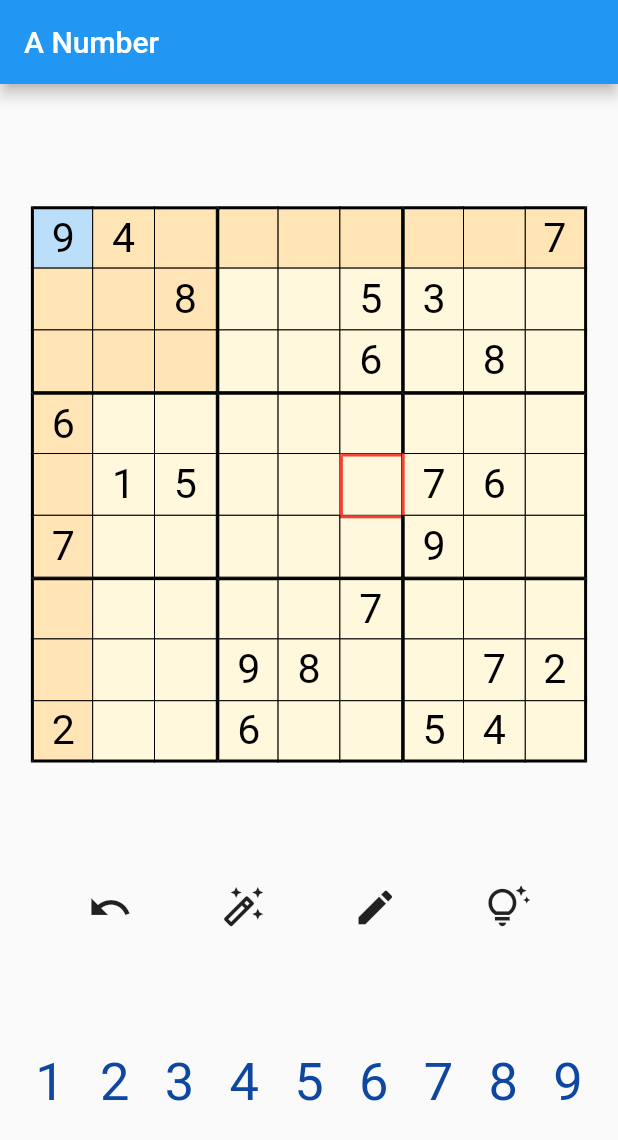
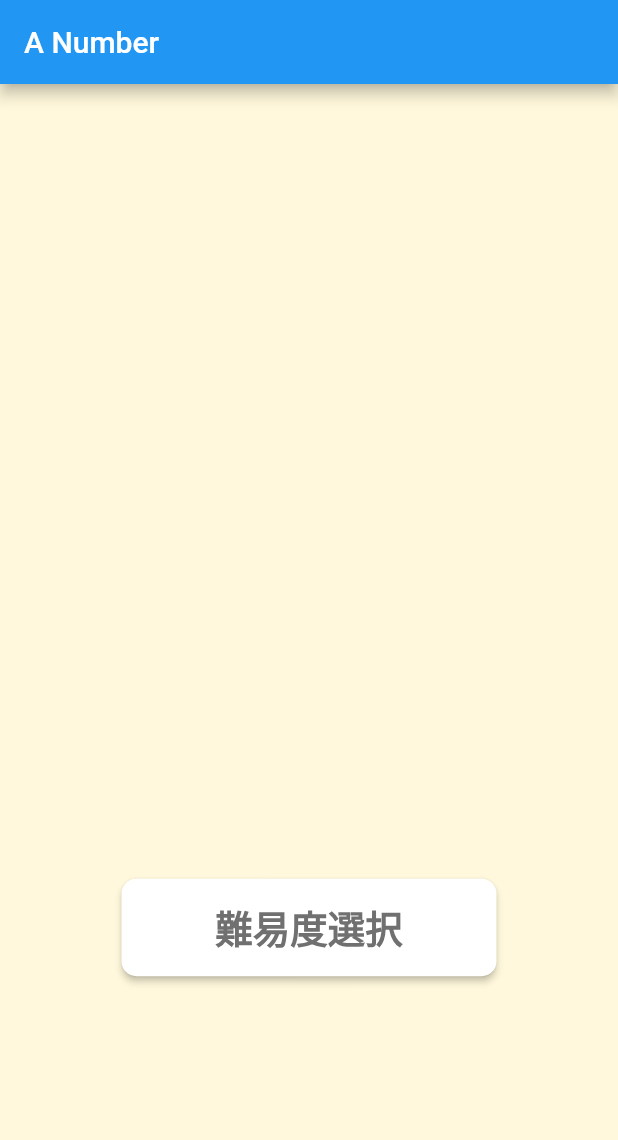
Before and after one commit to hoshiimai/anumber, a Flutter app: the screen it shows after launch, on a phone screen of 412 x 824 dp. Shown: the top 1140 px of the screen. Run offline on Flutter 3.47's test engine with Material 2 defaults, Android fonts, the phone set to English and light mode, and no system bars; Roboto replaces fonts that are missing (Yu Gothic).

Commit message:
20221127

```diff
--- a/lib/components/cell.dart
+++ b/lib/components/cell.dart
@@ -1,3 +1,15 @@
+/*
+****************************************
+機能：・数字、マスの描画
+　　　・色の設定
+IN：盤面の数字、grid.dartの判定結果
+OUI：・問題の数字(描画)
+     ・盤面の枠線
+     ・マスの塗りつぶし
+----------------------------------------
+履歴：
+****************************************
+*/
 import 'package:flutter/material.dart';
 
 class Cell extends StatelessWidget {
@@ -8,34 +20,34 @@ class Cell extends StatelessWidget {
     required this.y,
     required this.onTap,
     required this.inputNum,
-    // required this.candidate,
     required this.isSelected,
     required this.isSameLine,
+    required this.isEdit,
     required this.isBlock1,
     required this.isBlock2,
     required this.isBlock3,
     required this.isBlock4,
-    required this.isSpecified,
-    required this.isSpecified_right,
-    required this.isSpecified_top,
-    required this.isSpecified_bottom,
+    required this.isLeft,
+    required this.isRight,
+    required this.isTop,
+    required this.isBottom,
   });
   final int number;
   final int x;
   final int y;
   final Function() onTap;
   final bool inputNum;
-  // final int candidate;
   final bool isSelected;
   final bool isSameLine;
+  final bool isEdit;
   final bool isBlock1;
   final bool isBlock2;
   final bool isBlock3;
   final bool isBlock4;
-  final bool isSpecified;
-  final bool isSpecified_right;
-  final bool isSpecified_top;
-  final bool isSpecified_bottom;
+  final bool isLeft;
+  final bool isRight;
+  final bool isTop;
+  final bool isBottom;
 
   @override
   Widget build(BuildContext context) {
@@ -44,52 +56,57 @@ class Cell extends StatelessWidget {
     return GestureDetector(
       onTap: onTap,
       child: SizedBox(
+        // 盤面のサイズ(人マスのサイズを指定)
         width: (screenSize.width)/10,
         height: (screenSize.width)/10,
+
         child: Container(
           decoration: BoxDecoration(
+            // 盤面の色設定
             color
-                // :isSpecified
-                // ? Colors.blue[900]
-                : isSelected
+                : isSelected // 選択マスかどうか
                 ? Colors.blue[100]
-                : isBlock1
+                : isBlock1 // 選択マスの領域(ブロック)かどうか
                 ? const Color(0xffffe4b5)
-                : isBlock2
+                : isBlock2 // 選択マスの領域(ブロック)かどうか
                 ? const Color(0xffffe4b5)
-                : isBlock3
+                : isBlock3 // 選択マスの領域(ブロック)かどうか
                 ? const Color(0xffffe4b5)
-                : isBlock4
+                : isBlock4 // 選択マスの領域(ブロック)かどうか
                 ? const Color(0xffffe4b5)
-                : isSameLine
+                : isSameLine // 選択マスの領域(行列)かどうか
                 ? const Color(0xffffe4b5)
-                : const Color(0xfffff8dc),
+                : const Color(0xfffff8dc), // 標準の色
+
+            // 盤面の枠線描画
             border: Border(
               left: BorderSide(
-                color: isSpecified ? Colors.red : Colors.black,
-                width: (x % 3 == 0 || isSpecified) ? 2 : 0,
+                color: isLeft ? Colors.red : Colors.black,
+                width: (x % 3 == 0 || isLeft) ? 2 : 0,
               ),
               right: BorderSide(
-                color: isSpecified_right ? Colors.red : Colors.black,
-                width: (x == 8 || isSpecified_right) ? 2 : 0,
+                color: isRight ? Colors.red : Colors.black,
+                width: (x == 8 || isRight) ? 2 : 0,
               ),
               top: BorderSide(
-                color: isSpecified_top ? Colors.red : Colors.black,
-                width: (y % 3 == 0 || isSpecified_top) ? 2 : 0,
+                color: isTop ? Colors.red : Colors.black,
+                width: (y % 3 == 0 || isTop) ? 2 : 0,
               ),
               bottom: BorderSide(
-                color: isSpecified_bottom ? Colors.red : Colors.black,
-                width: (y == 8 || isSpecified_bottom) ? 2 : 0,
+                color: isBottom ? Colors.red : Colors.black,
+                width: (y == 8 || isBottom) ? 2 : 0,
               ),
             ),
           ),
+
+          // 表示する数字を描画
           child: Center(
             child: Text(
-              number == 0 ? '' : number.toString(),
+              // 空のマスには0が設定されるため、0の時は消す、それ以外は描画
+              number == 0 || (isEdit && inputNum)? '' : number.toString(),
               style: TextStyle(
+                // 問題の数字か、入力された数字かで色分け
                 color: inputNum ? Colors.blue[900] : Colors.black,
-                // fontWeight: FontWeight.bold,
-                // fontSize: number == 9 ? (screenSize.width)*1/45 : (screenSize.width)*3/50
                 fontSize: (screenSize.width)*3/45
               ),
             ),
--- a/lib/components/grid.dart
+++ b/lib/components/grid.dart
@@ -1,26 +1,37 @@
+/*
+****************************************
+機能：問題のリストを左上から順番に処理する
+IN：問題、選択マス
+OUI：・問題の数字
+     ・入力された数字かどうかの判定結果
+　　 ・領域の判定結果
+     ・指定マスの判定結果
+     ・問題のリストx,yの座標
+　　 ・候補判定フラグ
+----------------------------------------
+履歴：
+****************************************
+*/
 import 'package:flutter/material.dart';
 import 'package:anumber/components/cell.dart';
 
-import '../sudoku.dart';
 
 class SudokuGrid extends StatelessWidget {
   const SudokuGrid({
     super.key,
     required this.data,
     required this.init,
-    // required this.candidate,
-    required this.tmp,
     required this.onTap,
     required this.selectedX,
     required this.selectedY,
+    required this.isEdit,
   });
   final List<List<int>> data;
   final List<List<int>> init;
-  // final List<List<int>> candidate;
-  final List<List<int>> tmp;
   final Function(int x, int y) onTap;
   final int selectedX;
   final int selectedY;
+  final bool isEdit;
   static int blockX1 = 0;
   static int blockY1 = 0;
   static int blockX2 = 0;
@@ -38,31 +49,32 @@ class SudokuGrid extends StatelessWidget {
     return Column(
       children: [
         for (final MapEntry<int, List<int>> r in data.asMap().entries)
-        // for (final MapEntry<int, List<int>> r in tmp.asMap().entries)
           Row(
             mainAxisAlignment: MainAxisAlignment.center,
             children: [
               for (final MapEntry<int, int> c in r.value.asMap().entries)
-                // for (final MapEntry<int, int> c in r.value.asMap().entries)
                 Cell(
-                  inputNum: init[r.key][c.key] == 0,
-                  number: c.value,
-                  // candidate: d.value,
-                  isSelected: selectedX == c.key && selectedY == r.key,
-                  isSameLine: selectedX == c.key || selectedY == r.key,
+                  number: c.value,  // 数字
+                  inputNum: init[r.key][c.key] == 0,  // 入力された数字かどうか判定
+                  isSelected: selectedX == c.key && selectedY == r.key,  // 選択マス判定
+                  isSameLine: selectedX == c.key || selectedY == r.key,  // 選択マスの行列判定
+
+                  // 選択マスの領域(ブロック)のマス判定
                   isBlock1: Block[blockX1] == c.key && Block[blockY1] == r.key,
                   isBlock2: Block[blockX2] == c.key && Block[blockY2] == r.key,
                   isBlock3: Block[blockX3] == c.key && Block[blockY3] == r.key,
                   isBlock4: Block[blockX4] == c.key && Block[blockY4] == r.key,
-                  // isSpecified: (8 == c.key && 8 == r.key) || (8 == c.key && 8 == r.key),
-                  // isSpecified_top: (8 == c.key && 8 == r.key) || (8 == c.key && 9 == r.key),
-                  isSpecified: (5 == c.key && 4 == r.key) || (6 == c.key && 4 == r.key),
-                  isSpecified_top: (5 == c.key && 4 == r.key) || (5 == c.key && 5 == r.key),
-                  isSpecified_right: 9 == c.key && 9 == r.key,
-                  isSpecified_bottom: 9 == c.key && 9 == r.key,
+
+                  // 指定マスの枠判定
+                  isLeft: (5 == c.key && 4 == r.key) || (6 == c.key && 4 == r.key),
+                  isRight: 9 == c.key && 9 == r.key,
+                  isTop: (5 == c.key && 4 == r.key) || (5 == c.key && 5 == r.key),
+                  isBottom: 9 == c.key && 9 == r.key,
+
                   x: c.key,
                   y: r.key,
                   onTap: () => onTap(c.key, r.key),
+                  isEdit: isEdit,
                 ),
             ],
           ),
@@ -71,7 +83,7 @@ class SudokuGrid extends StatelessWidget {
   }
 
 
-
+  // 選択マスの領域(ブロック)の内、該当する行と列以外のマスの座標を抽出する
   Map<int, dynamic> findBlock() {
     if ((selectedX == 0 || selectedX == 3 || selectedX == 6) &&
         (selectedY == 0 || selectedY == 3 || selectedY == 6)) { // A
--- a/lib/components/numbers.dart
+++ b/lib/components/numbers.dart
@@ -1,3 +1,12 @@
+/*
+****************************************
+機能：アイコンボタン押下時にイベント発火
+IN：ボタン押下アクション
+OUI：入力マスに0を入れる
+----------------------------------------
+履歴：
+****************************************
+*/
 import 'package:flutter/material.dart';
 
 class ControlButton extends StatelessWidget {
@@ -35,6 +44,17 @@ class ControlButton extends StatelessWidget {
   }
 }
 
+
+/*
+***********************************************************
+機能：数字ボタン押下時にイベント発火
+　　　・候補入力ボタン押下時は、数字ボタンの状態を変化させる
+IN：ボタン押下アクション、候補入力フラグ
+OUI：入力マスに選択した数字を数字を入れる
+-----------------------------------------------------------
+履歴：
+***********************************************************
+*/
 class Numbers extends StatelessWidget {
   Numbers({
     super.key,
--- /dev/null
+++ b/lib/home.dart
@@ -0,0 +1,115 @@
+/*
+****************************************
+機能：アプリ起動時の最初の画面
+　　　・難易度選択ボタン → ページ遷移
+OUI：playGame.dartに遷移
+----------------------------------------
+履歴：
+****************************************
+*/
+import 'package:anumber/playGame.dart';
+import 'package:flutter/cupertino.dart';
+import 'package:flutter/material.dart';
+class Home extends StatefulWidget {
+  const Home({Key? key}) : super(key: key);
+
+  @override
+  // ignore: library_private_types_in_public_api
+  _SudokuState createState() => _SudokuState();
+}
+
+class _SudokuState extends State<Home> {
+
+  @override
+  Widget build(BuildContext context) {
+    return Scaffold(
+      backgroundColor: const Color(0xfffff8dc),
+      body: SafeArea(
+        child: Center(
+          child: Column(
+            mainAxisAlignment: MainAxisAlignment.spaceAround,
+            children: [
+              Container(
+                width: 10,
+                height: 10,
+                color: const Color(0xfffff8dc),
+              ),
+              // Image(
+              //   width: 335,
+              //   image: AssetImage('images/main01.png'),
+              // ),
+              SizedBox(
+                width: 250,
+                height: 65,
+                child: ElevatedButton(
+                  style: ElevatedButton.styleFrom(
+                    backgroundColor: Colors.white,
+                    shape: RoundedRectangleBorder(
+                    borderRadius: BorderRadius.circular(10.0),
+                    ),
+                  ),
+                  onPressed: () {
+                    showCupertinoModalPopup<void>(
+                      context: context,
+                      builder: (BuildContext context) => CupertinoActionSheet(
+                        title: const Text('難易度選択'),
+                        // message: const Text('Message'),
+                        actions: <CupertinoActionSheetAction>[
+                          CupertinoActionSheetAction(
+                            child: const Text('初級',
+                              style: TextStyle(color: Colors.blue)),
+                            onPressed: () {
+                              Navigator.push(
+                                context,
+                                MaterialPageRoute(
+                                  builder: (context) => const Sudoku(),
+                                ),
+                              );
+                            },
+                          ),
+                          CupertinoActionSheetAction(
+                            child: const Text('中級',
+                              style: TextStyle(color: Colors.blue)),
+                            onPressed: () {
+                              Navigator.push(
+                                context,
+                                MaterialPageRoute(
+                                  builder: (context) => const Sudoku(),
+                                ),
+                              );
+                            },
+                          ),
+                          CupertinoActionSheetAction(
+                            child: const Text('上級',
+                              style: TextStyle(color: Colors.blue)),
+                            onPressed: () {
+                              Navigator.push(
+                                context,
+                                MaterialPageRoute(
+                                  builder: (context) => const Sudoku(),
+                                ),
+                              );
+                            },
+                          ),
+                        ],
+                      ),
+                    );
+                  },
+                  child: const Text(
+                    '難易度選択',
+                    style: TextStyle(
+                      fontFamily: 'Yu Gothic',
+                      fontSize: 25,
+                      color: Color(0xff707070),
+                      fontWeight: FontWeight.w700,
+                    ),
+                  ),
+                ),
+              )
+            ],
+          ),
+        ),
+      ),
+    );
+  }
+}
--- a/lib/main.dart
+++ b/lib/main.dart
@@ -1,5 +1,13 @@
+/*
+****************************************
+機能：アプリ起動時の画面
+OUI：home.dart
+----------------------------------------
+履歴：
+****************************************
+*/
 import 'package:flutter/material.dart';
-import 'package:anumber/sudoku.dart';
+import 'home.dart';
 
 void main() {
   runApp(MyApp());
@@ -26,7 +34,7 @@ class MyHomePage extends StatelessWidget {
       appBar: AppBar(
         title: const Text('A Number'),
       ),
-      body: Sudoku(),
+      body: const Home(),
     );
   }
 }
--- a/lib/sudoku.dart
+++ /dev/null
@@ -1,110 +0,0 @@
-import 'package:flutter/material.dart';
-import 'package:anumber/components/grid.dart';
-import 'package:anumber/components/numbers.dart';
-
-class Sudoku extends StatefulWidget {
-  const Sudoku({Key? key}) : super(key: key);
-
-  @override
-  // ignore: library_private_types_in_public_api
-  _SudokuState createState() => _SudokuState();
-}
-class _SudokuState extends State<Sudoku> {
-  List<List<int>> init = [
-    [9,4,0,0,0,0,0,0,7],
-    [0,0,8,0,0,5,3,0,0],
-    [0,0,0,0,0,6,0,8,0],
-    [6,0,0,0,0,0,0,0,0],
-    [0,1,5,0,0,0,7,6,0],
-    [7,0,0,0,0,0,9,0,0],
-    [0,0,0,0,0,7,0,0,0],
-    [0,0,0,9,8,0,0,7,2],
-    [2,0,0,6,0,0,5,4,0]
-  ];
-
-  List<List<int>> data = [
-    [9,4,0,0,0,0,0,0,7],
-    [0,0,8,0,0,5,3,0,0],
-    [0,0,0,0,0,6,0,8,0],
-    [6,0,0,0,0,0,0,0,0],
-    [0,1,5,0,0,0,7,6,0],
-    [7,0,0,0,0,0,9,0,0],
-    [0,0,0,0,0,7,0,0,0],
-    [0,0,0,9,8,0,0,7,2],
-    [2,0,0,6,0,0,5,4,0]
-  ];
-
-  List<List<List<List<int>>>> tmp1  = [
-    [[[1, 2, 3],[4, 5, 6],[7, 8, 9]], [[1, 2, 3],[4, 5, 6],[7, 8, 9]], [[1, 2, 3],[4, 5, 6],[7, 8, 9]], [[1, 2, 3],[4, 5, 6],[7, 8, 9]], [[1, 2, 3],[4, 5, 6],[7, 8, 9]], [[1, 2, 3],[4, 5, 6],[7, 8, 9]], [[1, 2, 3],[4, 5, 6],[7, 8, 9]], [[1, 2, 3],[4, 5, 6],[7, 8, 9]], [[1, 2, 3],[4, 5, 6],[7, 8, 9]]],
-    [[[1, 2, 3],[4, 5, 6],[7, 8, 9]], [[1, 2, 3],[4, 5, 6],[7, 8, 9]], [[1, 2, 3],[4, 5, 6],[7, 8, 9]], [[1, 2, 3],[4, 5, 6],[7, 8, 9]], [[1, 2, 3],[4, 5, 6],[7, 8, 9]], [[1, 2, 3],[4, 5, 6],[7, 8, 9]], [[1, 2, 3],[4, 5, 6],[7, 8, 9]], [[1, 2, 3],[4, 5, 6],[7, 8, 9]], [[1, 2, 3],[4, 5, 6],[7, 8, 9]]],
-    [[[1, 2, 3],[4, 5, 6],[7, 8, 9]], [[1, 2, 3],[4, 5, 6],[7, 8, 9]], [[1, 2, 3],[4, 5, 6],[7, 8, 9]], [[1, 2, 3],[4, 5, 6],[7, 8, 9]], [[1, 2, 3],[4, 5, 6],[7, 8, 9]], [[1, 2, 3],[4, 5, 6],[7, 8, 9]], [[1, 2, 3],[4, 5, 6],[7, 8, 9]], [[1, 2, 3],[4, 5, 6],[7, 8, 9]], [[1, 2, 3],[4, 5, 6],[7, 8, 9]]],
-    [[[1, 2, 3],[4, 5, 6],[7, 8, 9]], [[1, 2, 3],[4, 5, 6],[7, 8, 9]], [[1, 2, 3],[4, 5, 6],[7, 8, 9]], [[1, 2, 3],[4, 5, 6],[7, 8, 9]], [[1, 2, 3],[4, 5, 6],[7, 8, 9]], [[1, 2, 3],[4, 5, 6],[7, 8, 9]], [[1, 2, 3],[4, 5, 6],[7, 8, 9]], [[1, 2, 3],[4, 5, 6],[7, 8, 9]], [[1, 2, 3],[4, 5, 6],[7, 8, 9]]],
-    [[[1, 2, 3],[4, 5, 6],[7, 8, 9]], [[1, 2, 3],[4, 5, 6],[7, 8, 9]], [[1, 2, 3],[4, 5, 6],[7, 8, 9]], [[1, 2, 3],[4, 5, 6],[7, 8, 9]], [[1, 2, 3],[4, 5, 6],[7, 8, 9]], [[1, 2, 3],[4, 5, 6],[7, 8, 9]], [[1, 2, 3],[4, 5, 6],[7, 8, 9]], [[1, 2, 3],[4, 5, 6],[7, 8, 9]], [[1, 2, 3],[4, 5, 6],[7, 8, 9]]],
-    [[[1, 2, 3],[4, 5, 6],[7, 8, 9]], [[1, 2, 3],[4, 5, 6],[7, 8, 9]], [[1, 2, 3],[4, 5, 6],[7, 8, 9]], [[1, 2, 3],[4, 5, 6],[7, 8, 9]], [[1, 2, 3],[4, 5, 6],[7, 8, 9]], [[1, 2, 3],[4, 5, 6],[7, 8, 9]], [[1, 2, 3],[4, 5, 6],[7, 8, 9]], [[1, 2, 3],[4, 5, 6],[7, 8, 9]], [[1, 2, 3],[4, 5, 6],[7, 8, 9]]],
-    [[[1, 2, 3],[4, 5, 6],[7, 8, 9]], [[1, 2, 3],[4, 5, 6],[7, 8, 9]], [[1, 2, 3],[4, 5, 6],[7, 8, 9]], [[1, 2, 3],[4, 5, 6],[7, 8, 9]], [[1, 2, 3],[4, 5, 6],[7, 8, 9]], [[1, 2, 3],[4, 5, 6],[7, 8, 9]], [[1, 2, 3],[4, 5, 6],[7, 8, 9]], [[1, 2, 3],[4, 5, 6],[7, 8, 9]], [[1, 2, 3],[4, 5, 6],[7, 8, 9]]],
-    [[[1, 2, 3],[4, 5, 6],[7, 8, 9]], [[1, 2, 3],[4, 5, 6],[7, 8, 9]], [[1, 2, 3],[4, 5, 6],[7, 8, 9]], [[1, 2, 3],[4, 5, 6],[7, 8, 9]], [[1, 2, 3],[4, 5, 6],[7, 8, 9]], [[1, 2, 3],[4, 5, 6],[7, 8, 9]], [[1, 2, 3],[4, 5, 6],[7, 8, 9]], [[1, 2, 3],[4, 5, 6],[7, 8, 9]], [[1, 2, 3],[4, 5, 6],[7, 8, 9]]],
-    [[[1, 2, 3],[4, 5, 6],[7, 8, 9]], [[1, 2, 3],[4, 5, 6],[7, 8, 9]], [[1, 2, 3],[4, 5, 6],[7, 8, 9]], [[1, 2, 3],[4, 5, 6],[7, 8, 9]], [[1, 2, 3],[4, 5, 6],[7, 8, 9]], [[1, 2, 3],[4, 5, 6],[7, 8, 9]], [[1, 2, 3],[4, 5, 6],[7, 8, 9]], [[1, 2, 3],[4, 5, 6],[7, 8, 9]], [[1, 2, 3],[4, 5, 6],[7, 8, 9]]],
-  ];
-
-  List<List<int>> tmp = [
-    [1, 2, 3],
-    [4, 5, 6],
-    [7, 8, 9]
-  ];
-
-  Map<String, dynamic> _selected = {
-    'x': 0,
-    'y': 0,
-  };
-
-  bool isEdit = false;
-
-  @override
-  Widget build(BuildContext context) {
-    return Column(
-      mainAxisAlignment: MainAxisAlignment.spaceEvenly,
-      children: [
-        SudokuGrid(
-          init: init,
-          data: data,
-          // candidate: candidate,
-          tmp: tmp,
-          selectedX: _selected['x'],
-          selectedY: _selected['y'],
-          onTap: (int x, int y) {
-            setState(() {
-              _selected = {
-                'x': x,
-                'y': y,
-              };
-            });
-          },
-        ),
-        ControlButton(
-          onTap: (int number) {
-            if (init[_selected['y']][_selected['x']] == 0) {
-              setState(() {
-                data[_selected['y']][_selected['x']] = number;
-              });
-            }
-          },
-          onPress: () {
-            setState(() {
-              isEdit = !isEdit;
-            });
-          } ,
-        ),
-        Numbers(
-          isPress: isEdit,
-          onTap: (int number) {
-            if (init[_selected['y']][_selected['x']] == 0) {
-              setState(() {
-                data[_selected['y']][_selected['x']] = number;
-              });
-            }
-          },
-        ),
-      ],
-    );
-  }
-}
```
Also changed, not shown: lib/components/cell_candidate.dart (added, +43 -0 lines), lib/components/grid_candidate.dart (added, +41 -0 lines), lib/playGame.dart (added, +136 -0 lines), lib/question.dart (added, +75 -0 lines).
